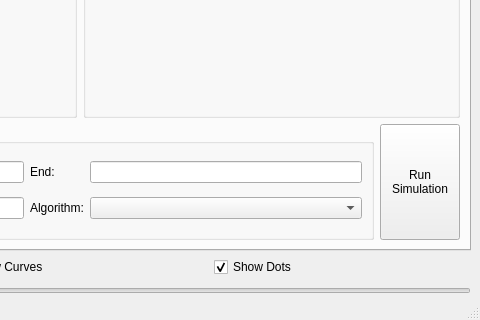
ToKiNoBug/UniSimulator, file MainWindow.ui: the form before one commit; both pictures show x 320 to 800 and y 280 to 600 of the 800 by 600 pixel window.
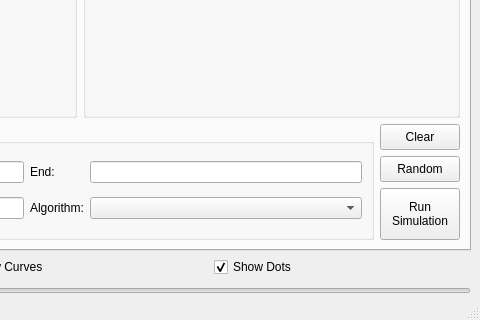
The form after the commit.

Commit message: add BtnClear and BtnRandom

Patch:
```diff
--- a/MainWindow.ui
+++ b/MainWindow.ui
@@ -73,7 +73,47 @@
        <layout class="QGridLayout" name="gridLayout_3">
         <item row="3" column="0" colspan="2">
          <layout class="QGridLayout" name="gridLayout">
-          <item row="0" column="0" rowspan="2">
+          <item row="2" column="1" rowspan="2">
+           <widget class="QPushButton" name="BtnRunSimulation">
+            <property name="sizePolicy">
+             <sizepolicy hsizetype="Minimum" vsizetype="Preferred">
+              <horstretch>0</horstretch>
+              <verstretch>0</verstretch>
+             </sizepolicy>
+            </property>
+            <property name="text">
+             <string>Run
+Simulation</string>
+            </property>
+           </widget>
+          </item>
+          <item row="1" column="1">
+           <widget class="QPushButton" name="BtnRandom">
+            <property name="sizePolicy">
+             <sizepolicy hsizetype="Minimum" vsizetype="Preferred">
+              <horstretch>0</horstretch>
+              <verstretch>0</verstretch>
+             </sizepolicy>
+            </property>
+            <property name="text">
+             <string>Random</string>
+            </property>
+           </widget>
+          </item>
+          <item row="0" column="1">
+           <widget class="QPushButton" name="BtnClear">
+            <property name="sizePolicy">
+             <sizepolicy hsizetype="Minimum" vsizetype="Preferred">
+              <horstretch>0</horstretch>
+              <verstretch>0</verstretch>
+             </sizepolicy>
+            </property>
+            <property name="text">
+             <string>Clear</string>
+            </property>
+           </widget>
+          </item>
+          <item row="0" column="0" rowspan="4">
            <widget class="QGroupBox" name="timeBox">
             <property name="title">
              <string>Time (year=)</string>
@@ -143,20 +183,6 @@
             </layout>
            </widget>
           </item>
-          <item row="0" column="1" rowspan="2">
-           <widget class="QPushButton" name="BtnRunSimulation">
-            <property name="sizePolicy">
-             <sizepolicy hsizetype="Minimum" vsizetype="Preferred">
-              <horstretch>0</horstretch>
-              <verstretch>0</verstretch>
-             </sizepolicy>
-            </property>
-            <property name="text">
-             <string>Run
-Simulation</string>
-            </property>
-           </widget>
-          </item>
          </layout>
         </item>
         <item row="1" column="0" rowspan="2">
```
Left out of the diff: 2 changed lines with no effect on the pictures.
